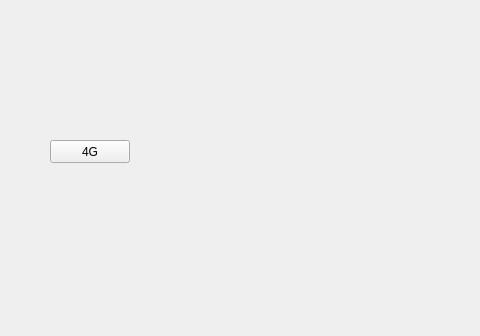
This is UbuntuTest/ubuntutest.ui in zzggxx/ubuntutest_pythonProject as Qt 5 draws it before an edit; both pictures show x 0 to 480 and y 0 to 336 of the 800 by 579 pixel window. The edited form follows.
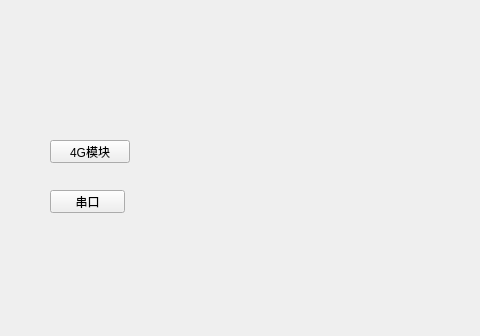
This is the edited form.

Commit message: serial port

```diff
--- a/UbuntuTest/ubuntutest.ui
+++ b/UbuntuTest/ubuntutest.ui
@@ -24,7 +24,7 @@
      </rect>
     </property>
     <property name="text">
-     <string>4G</string>
+     <string>4G模块</string>
     </property>
    </widget>
    <widget class="QLabel" name="label">
@@ -40,6 +40,32 @@
      <string/>
     </property>
    </widget>
+   <widget class="QPushButton" name="pushButton_2">
+    <property name="geometry">
+     <rect>
+      <x>50</x>
+      <y>190</y>
+      <width>75</width>
+      <height>23</height>
+     </rect>
+    </property>
+    <property name="text">
+     <string>串口</string>
+    </property>
+   </widget>
+   <widget class="QLabel" name="label_2">
+    <property name="geometry">
+     <rect>
+      <x>210</x>
+      <y>200</y>
+      <width>54</width>
+      <height>12</height>
+     </rect>
+    </property>
+    <property name="text">
+     <string/>
+    </property>
+   </widget>
   </widget>
   <widget class="QMenuBar" name="menubar">
    <property name="geometry">
```
The commit also changes 2 other files.
